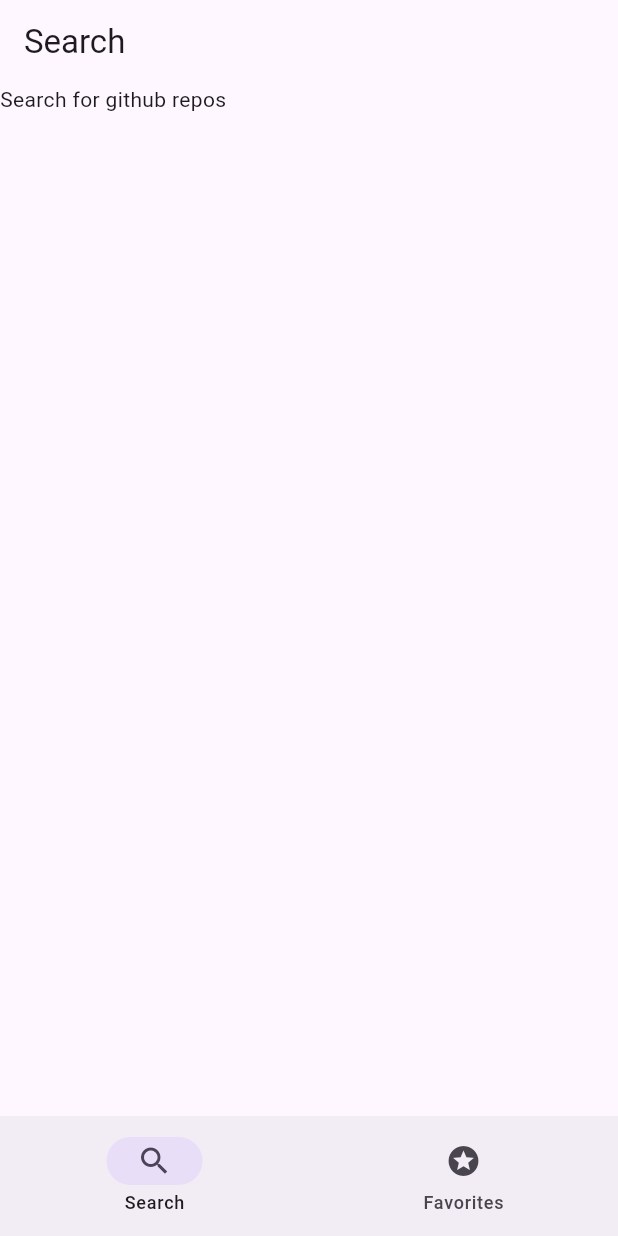
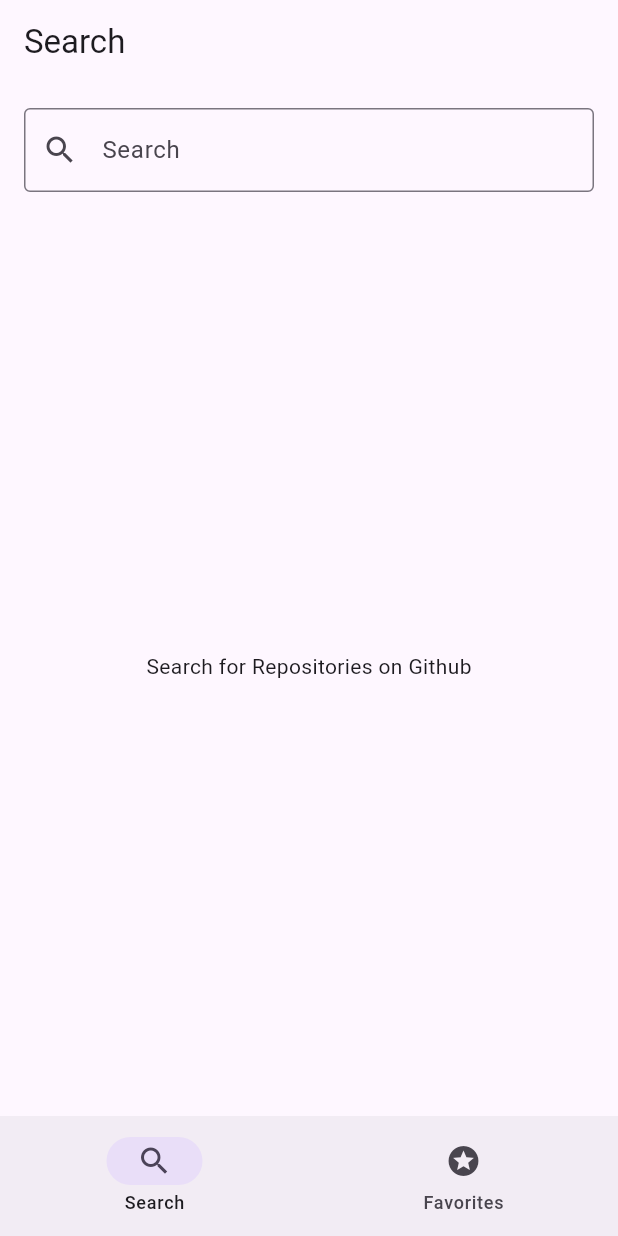
Before and after one commit to SafalFrom2050/github_repo_list, a Flutter app: the screen it shows after launch, on a phone screen of 412 x 824 dp. Run offline on Flutter 3.47's test engine with Material 3 defaults, Android fonts, the phone set to English and light mode, and no system bars; our stand-ins replace flutter_riverpod.

Commit message:
hook up the repository search to the ui.

```diff
--- /dev/null
+++ b/lib/features/repositories/presentation/search/search_state.dart
@@ -0,0 +1,15 @@
+import 'package:github_repo_list/features/repositories/models/repository_search_page.dart';
+
+class SearchState {
+  final String query;
+  final bool isLoading;
+  final RepositorySearchPage? result;
+  final String? errorMessage;
+
+  const SearchState({
+    this.query = '',
+    this.isLoading = false,
+    this.result,
+    this.errorMessage,
+  });
+}
--- a/lib/search_screen.dart
+++ b/lib/search_screen.dart
@@ -1,10 +1,88 @@
 import 'package:flutter/material.dart';
+import 'package:flutter_riverpod/flutter_riverpod.dart';
+import 'package:github_repo_list/features/repositories/presentation/search/search_controller.dart';
+import 'package:github_repo_list/features/repositories/presentation/search/search_state.dart';
 
-class SearchScreen extends StatelessWidget {
+class SearchScreen extends ConsumerWidget {
   const SearchScreen({super.key});
 
   @override
-  Widget build(BuildContext context) {
-    return const Text("Search for github repos");
+  Widget build(BuildContext context, WidgetRef ref) {
+    final searchState = ref.watch(searchControllerProvider);
+
+    return Column(
+      children: [
+        Padding(
+          padding: const EdgeInsets.all(16),
+          child: TextField(
+            textInputAction: TextInputAction.search,
+            decoration: const InputDecoration(
+              labelText: 'Search',
+              prefixIcon: Icon(Icons.search),
+              border: OutlineInputBorder(),
+            ),
+            onSubmitted: (query) =>
+                ref.read(searchControllerProvider.notifier).search(query),
+            onChanged: (value) {
+              if (value.trim().isEmpty) {
+                ref.read(searchControllerProvider.notifier).search('');
+              }
+            },
+          ),
+        ),
+        Expanded(child: _buildBody(searchState, ref)),
+      ],
+    );
+  }
+
+  Widget _buildBody(SearchState state, WidgetRef ref) {
+    if (state.query.isEmpty) {
+      return const Center(child: Text('Search for Repositories on Github'));
+    }
+
+    if (state.isLoading) {
+      return const Center(child: CircularProgressIndicator());
+    }
+
+    final errorMessage = state.errorMessage;
+
+    if (errorMessage != null) {
+      return Center(
+        child: Column(
+          mainAxisSize: MainAxisSize.min,
+          children: [
+            Text(errorMessage, textAlign: TextAlign.center),
+            const SizedBox(height: 16),
+            FilledButton(
+              onPressed: () {
+                ref.read(searchControllerProvider.notifier).search(state.query);
+              },
+              child: Text("Retry"),
+            ),
+          ],
+        ),
+      );
+    }
+
+    final items = state.result?.items;
+
+    if (items == null || items.isEmpty) {
+      return const Center(child: Text('No Results'));
+    }
+
+    return ListView.builder(
+      itemCount: items.length,
+      itemBuilder: (context, index) {
+        final repository = items[index];
+        return ListTile(
+          leading: CircleAvatar(
+            foregroundImage: NetworkImage(repository.avatarUrl),
+            onForegroundImageError: (_, _) {},
+            child: const Icon(Icons.person),
+          ),
+          title: Text(repository.fullName),
+        );
+      },
+    );
   }
 }
```
Also changed, not shown: lib/app/dependencies.dart (added, +23 -0 lines), lib/features/repositories/presentation/search/search_controller.dart (added, +54 -0 lines).
